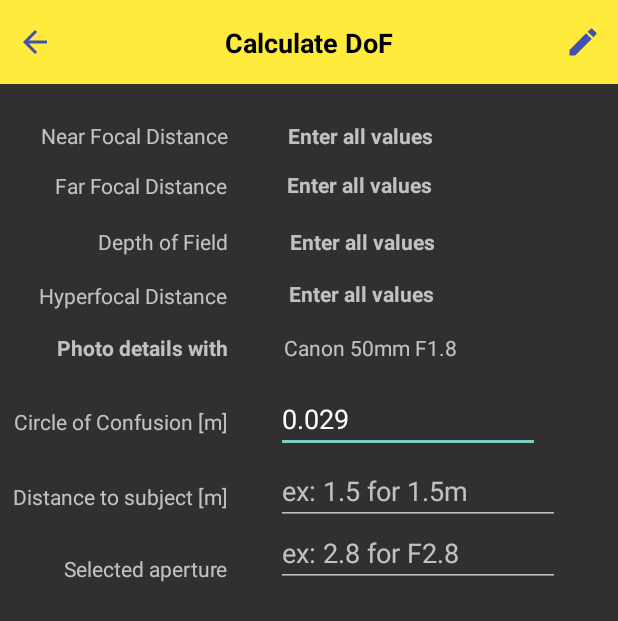
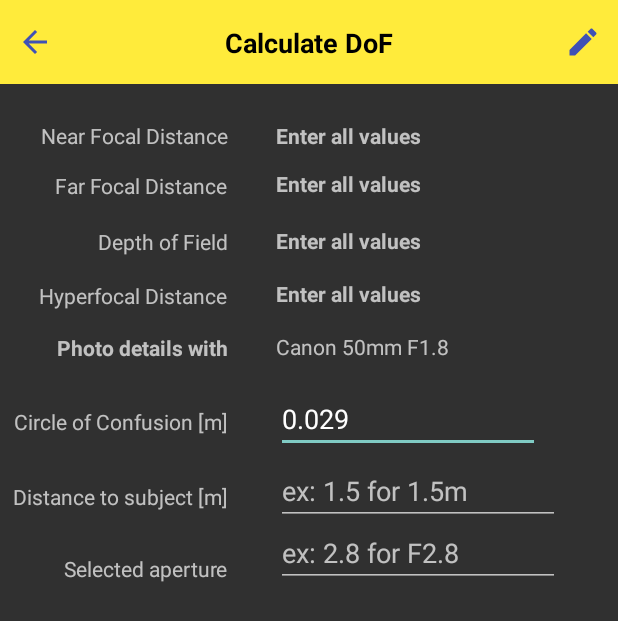
Before and after one commit to Tooo/Depth-of-Field-Calculator-Android, an Android app: the CalculateDOF screen opened directly, with no data from a screen before it, on a phone screen of 412 x 824 dp. Shown: the top 621 px of the screen. Run offline under Robolectric (Android 15) with nearby library versions, the phone set to English and light mode, and no system bars.

Commit message:
Adjusting text in xml
Moving text around in add lens + dof

```diff
--- a/app/src/main/res/layout/activity_add_lens.xml
+++ b/app/src/main/res/layout/activity_add_lens.xml
@@ -21,11 +21,12 @@
         android:id="@+id/add_imgbtnDelete"
         android:layout_width="wrap_content"
         android:layout_height="wrap_content"
+        android:adjustViewBounds="false"
         android:background="@null"
         android:contentDescription="@string/backarrowdof"
         app:layout_constraintBottom_toBottomOf="@+id/add_tool"
         app:layout_constraintEnd_toEndOf="@+id/add_tool"
-        app:layout_constraintHorizontal_bias="0.834"
+        app:layout_constraintHorizontal_bias="0.85"
         app:layout_constraintStart_toStartOf="@+id/add_tool"
         app:layout_constraintTop_toTopOf="@+id/add_tool"
         app:srcCompat="@drawable/ic_delete_blue" />
@@ -38,7 +39,7 @@
         android:contentDescription="@string/backarrowdof"
         app:layout_constraintBottom_toBottomOf="@+id/add_tool"
         app:layout_constraintEnd_toEndOf="@+id/add_tool"
-        app:layout_constraintHorizontal_bias="0.032"
+        app:layout_constraintHorizontal_bias="0.03"
         app:layout_constraintStart_toStartOf="@+id/add_tool"
         app:layout_constraintTop_toTopOf="@+id/add_tool"
         app:srcCompat="@drawable/ic_arrowback_blue" />
@@ -97,7 +98,7 @@
         android:id="@+id/add_txtFocal"
         android:layout_width="wrap_content"
         android:layout_height="wrap_content"
-        android:layout_marginTop="16dp"
+        android:layout_marginTop="8dp"
         android:text="@string/focal_length"
         app:layout_constraintEnd_toEndOf="parent"
         app:layout_constraintHorizontal_bias="0.028"
@@ -121,13 +122,12 @@
         android:id="@+id/add_txtAperture"
         android:layout_width="wrap_content"
         android:layout_height="wrap_content"
+        android:layout_marginTop="8dp"
         android:text="@string/aperture"
-        app:layout_constraintBottom_toBottomOf="parent"
         app:layout_constraintEnd_toEndOf="parent"
         app:layout_constraintHorizontal_bias="0.023"
         app:layout_constraintStart_toStartOf="parent"
-        app:layout_constraintTop_toBottomOf="@+id/add_txtFocal"
-        app:layout_constraintVertical_bias="0.098" />
+        app:layout_constraintTop_toBottomOf="@+id/add_inputFocal" />
 
     <com.google.android.material.textfield.TextInputEditText
         android:id="@+id/add_inputAperture"
@@ -146,13 +146,12 @@
         android:id="@+id/add_txtIcon"
         android:layout_width="wrap_content"
         android:layout_height="wrap_content"
+        android:layout_marginTop="8dp"
         android:text="@string/icon"
-        app:layout_constraintBottom_toBottomOf="parent"
         app:layout_constraintEnd_toEndOf="parent"
         app:layout_constraintHorizontal_bias="0.023"
         app:layout_constraintStart_toStartOf="parent"
-        app:layout_constraintTop_toBottomOf="@+id/add_txtAperture"
-        app:layout_constraintVertical_bias="0.113" />
+        app:layout_constraintTop_toBottomOf="@+id/add_inputAperture" />
 
     <ImageView
         android:id="@+id/add_imgLen"
--- a/app/src/main/res/layout/activity_calculate_dof.xml
+++ b/app/src/main/res/layout/activity_calculate_dof.xml
@@ -24,10 +24,10 @@
         android:background="@null"
         android:contentDescription="@string/backarrowdof"
         app:layout_constraintBottom_toBottomOf="@+id/dof_tool"
-        app:layout_constraintEnd_toEndOf="parent"
+        app:layout_constraintEnd_toEndOf="@id/dof_tool"
         app:layout_constraintHorizontal_bias="0.03"
-        app:layout_constraintStart_toStartOf="parent"
-        app:layout_constraintTop_toTopOf="parent"
+        app:layout_constraintStart_toStartOf="@id/dof_tool"
+        app:layout_constraintTop_toTopOf="@id/dof_tool"
         app:srcCompat="@drawable/ic_arrowback_blue" />
 
     <ImageButton
@@ -37,10 +37,10 @@
         android:background="@null"
         android:contentDescription="@string/backarrowdof"
         app:layout_constraintBottom_toBottomOf="@+id/dof_tool"
-        app:layout_constraintEnd_toEndOf="parent"
+        app:layout_constraintEnd_toEndOf="@id/dof_tool"
         app:layout_constraintHorizontal_bias="0.97"
-        app:layout_constraintStart_toStartOf="parent"
-        app:layout_constraintTop_toTopOf="parent"
+        app:layout_constraintStart_toStartOf="@id/dof_tool"
+        app:layout_constraintTop_toTopOf="@id/dof_tool"
         app:srcCompat="@drawable/ic_edit_blue" />
 
     <TextView
@@ -67,19 +67,6 @@
         app:layout_constraintStart_toStartOf="parent"
         app:layout_constraintTop_toTopOf="parent"
         app:layout_constraintVertical_bias="0.1" />
-
-    <TextView
-        android:id="@+id/dof_txtHyperNum"
-        android:layout_width="wrap_content"
-        android:layout_height="wrap_content"
-        android:text="@string/hyperfocal"
-        android:textStyle="bold"
-        app:layout_constraintBottom_toBottomOf="parent"
-        app:layout_constraintEnd_toEndOf="parent"
-        app:layout_constraintHorizontal_bias="0.064"
-        app:layout_constraintStart_toStartOf="@+id/rightLine"
-        app:layout_constraintTop_toTopOf="parent"
-        app:layout_constraintVertical_bias="0.231" />
 
     <TextView
         android:id="@+id/dof_txtFarFocal"
@@ -143,19 +130,6 @@
         app:layout_constraintVertical_bias="0.337" />
 
     <TextView
-        android:id="@+id/dof_txtDoFNum"
-        android:layout_width="wrap_content"
-        android:layout_height="wrap_content"
-        android:text="@string/depth_of_field"
-        android:textStyle="bold"
-        app:layout_constraintBottom_toBottomOf="parent"
-        app:layout_constraintEnd_toEndOf="parent"
-        app:layout_constraintHorizontal_bias="0.071"
-        app:layout_constraintStart_toStartOf="@+id/rightLine"
-        app:layout_constraintTop_toTopOf="parent"
-        app:layout_constraintVertical_bias="0.188" />
-
-    <TextView
         android:id="@+id/dof_txtPhoto"
         android:layout_width="wrap_content"
         android:layout_height="wrap_content"
@@ -206,19 +180,6 @@
         app:layout_constraintVertical_bias="0.0" />
 
     <TextView
-        android:id="@+id/dof_txtFarFocalNum"
-        android:layout_width="wrap_content"
-        android:layout_height="wrap_content"
-        android:text="@string/far_focal"
-        android:textStyle="bold"
-        app:layout_constraintBottom_toBottomOf="parent"
-        app:layout_constraintEnd_toEndOf="parent"
-        app:layout_constraintHorizontal_bias="0.058"
-        app:layout_constraintStart_toStartOf="@+id/rightLine"
-        app:layout_constraintTop_toTopOf="parent"
-        app:layout_constraintVertical_bias="0.141" />
-
-    <TextView
         android:id="@+id/dof_txtHyper"
         android:layout_width="wrap_content"
         android:layout_height="wrap_content"
@@ -231,18 +192,6 @@
         app:layout_constraintVertical_bias="0.233" />
 
     <TextView
-        android:id="@+id/dof_txtLen"
-        android:layout_width="wrap_content"
-        android:layout_height="wrap_content"
-        android:text="@string/len"
-        app:layout_constraintBottom_toBottomOf="parent"
-        app:layout_constraintEnd_toEndOf="parent"
-        app:layout_constraintHorizontal_bias="0.048"
-        app:layout_constraintStart_toStartOf="@+id/rightLine"
-        app:layout_constraintTop_toTopOf="parent"
-        app:layout_constraintVertical_bias="0.276" />
-
-    <TextView
         android:id="@+id/dof_txtNearFocalNum"
         android:layout_width="wrap_content"
         android:layout_height="wrap_content"
@@ -250,10 +199,61 @@
         android:textStyle="bold"
         app:layout_constraintBottom_toBottomOf="parent"
         app:layout_constraintEnd_toEndOf="parent"
-        app:layout_constraintHorizontal_bias="0.062"
+        app:layout_constraintHorizontal_bias="0.0"
         app:layout_constraintStart_toStartOf="@+id/rightLine"
         app:layout_constraintTop_toTopOf="parent"
         app:layout_constraintVertical_bias="0.1" />
+
+    <TextView
+        android:id="@+id/dof_txtLen"
+        android:layout_width="wrap_content"
+        android:layout_height="wrap_content"
+        android:text="@string/len"
+        app:layout_constraintBottom_toBottomOf="parent"
+        app:layout_constraintEnd_toEndOf="parent"
+        app:layout_constraintHorizontal_bias="0.0"
+        app:layout_constraintStart_toStartOf="@+id/rightLine"
+        app:layout_constraintTop_toTopOf="parent"
+        app:layout_constraintVertical_bias="0.275" />
+
+    <TextView
+        android:id="@+id/dof_txtHyperNum"
+        android:layout_width="wrap_content"
+        android:layout_height="wrap_content"
+        android:text="@string/hyperfocal"
+        android:textStyle="bold"
+        app:layout_constraintBottom_toBottomOf="parent"
+        app:layout_constraintEnd_toEndOf="parent"
+        app:layout_constraintHorizontal_bias="0.0"
+        app:layout_constraintStart_toStartOf="@+id/rightLine"
+        app:layout_constraintTop_toTopOf="parent"
+        app:layout_constraintVertical_bias="0.231" />
+
+    <TextView
+        android:id="@+id/dof_txtDoFNum"
+        android:layout_width="wrap_content"
+        android:layout_height="wrap_content"
+        android:text="@string/depth_of_field"
+        android:textStyle="bold"
+        app:layout_constraintBottom_toBottomOf="parent"
+        app:layout_constraintEnd_toEndOf="parent"
+        app:layout_constraintHorizontal_bias="0.0"
+        app:layout_constraintStart_toStartOf="@+id/rightLine"
+        app:layout_constraintTop_toTopOf="parent"
+        app:layout_constraintVertical_bias="0.187" />
+
+    <TextView
+        android:id="@+id/dof_txtFarFocalNum"
+        android:layout_width="wrap_content"
+        android:layout_height="wrap_content"
+        android:text="@string/far_focal"
+        android:textStyle="bold"
+        app:layout_constraintBottom_toBottomOf="parent"
+        app:layout_constraintEnd_toEndOf="parent"
+        app:layout_constraintHorizontal_bias="0.0"
+        app:layout_constraintStart_toStartOf="@+id/rightLine"
+        app:layout_constraintTop_toTopOf="parent"
+        app:layout_constraintVertical_bias="0.14" />
 
     <androidx.constraintlayout.widget.Guideline
         android:id="@+id/leftLine"
```
